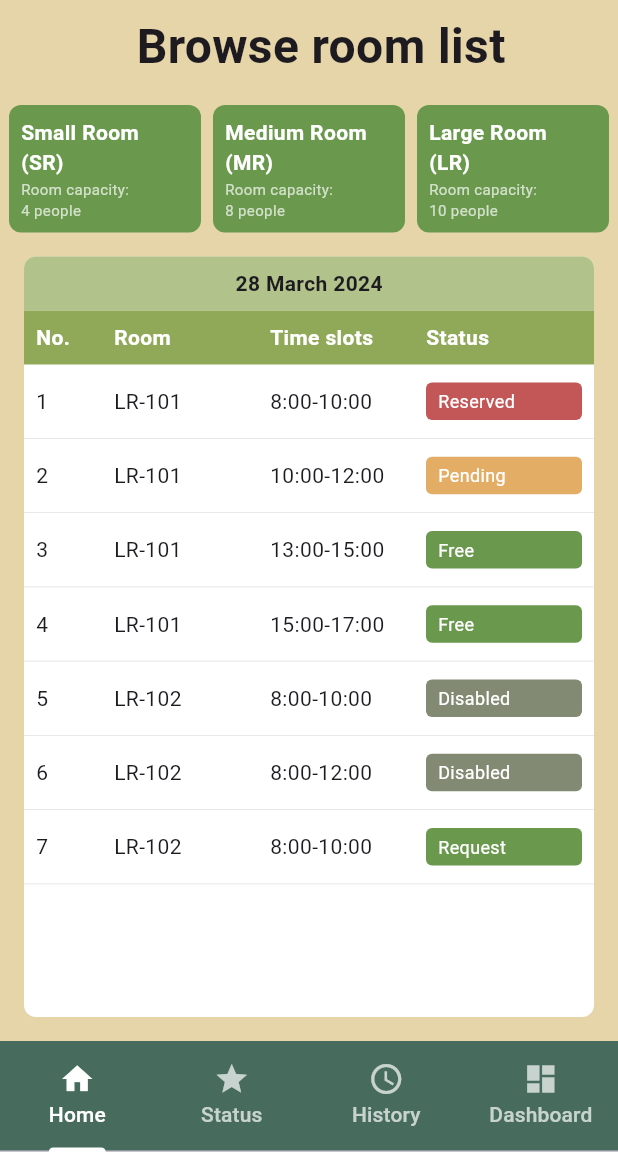
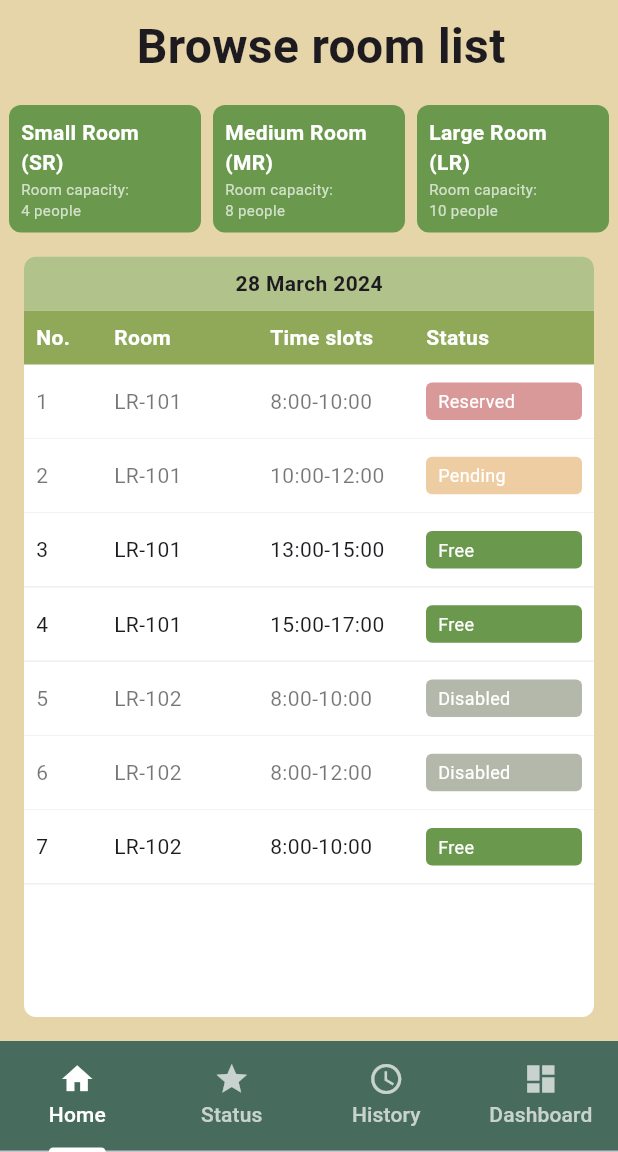
Before and after one commit to 6631501042/mobile_project, a Flutter app: the Approver screen opened directly, on a phone screen of 412 x 824 dp, the part 84-1236 px from its top. Run offline on Flutter 3.47's test engine with Material 3 defaults, Android fonts, the phone set to English and light mode, and no system bars; our stand-ins replace image_picker; accounts and stored records are empty.

Commit message:
fix base browse screen (widget _buildTableRow)

```diff
--- a/lib/main.dart
+++ b/lib/main.dart
@@ -1,9 +1,9 @@
 import 'package:flutter/material.dart';
 // import 'package:mobile_project/user/login.dart'; // Login
-// import 'package:mobile_project/user/user.dart'; // User
+import 'package:mobile_project/user/user.dart'; // User
 // import 'package:mobile_project/staff/staff.dart'; // Staff
-import 'package:mobile_project/approver/approver.dart'; // Approver
+// import 'package:mobile_project/approver/approver.dart'; // Approver
 
 void main() {
-  runApp(MaterialApp(home: Approver(), debugShowCheckedModeBanner: false));
+  runApp(MaterialApp(home: User(), debugShowCheckedModeBanner: false));
 }
--- a/lib/screensOfBrowseRoomList/base_browse_screen.dart
+++ b/lib/screensOfBrowseRoomList/base_browse_screen.dart
@@ -17,18 +17,39 @@ class BaseBrowseScreen extends StatefulWidget {
   @override
   State<BaseBrowseScreen> createState() => _BaseBrowseScreenState();
 }
+
 class _BaseBrowseScreenState extends State<BaseBrowseScreen> {
   RoomSlot? _selectedSlot; // ✅ เก็บแถวที่ถูกเลือกไว้
 
   // ข้อมูลจำลองเดิม
   static final List<RoomSlot> _roomSlots = [
-    RoomSlot(no: 1, room: 'LR-101', timeSlots: '8:00-10:00', status: 'Reserved'),
-    RoomSlot(no: 2, room: 'LR-101', timeSlots: '10:00-12:00', status: 'Pending'),
+    RoomSlot(
+      no: 1,
+      room: 'LR-101',
+      timeSlots: '8:00-10:00',
+      status: 'Reserved',
+    ),
+    RoomSlot(
+      no: 2,
+      room: 'LR-101',
+      timeSlots: '10:00-12:00',
+      status: 'Pending',
+    ),
     RoomSlot(no: 3, room: 'LR-101', timeSlots: '13:00-15:00', status: 'Free'),
     RoomSlot(no: 4, room: 'LR-101', timeSlots: '15:00-17:00', status: 'Free'),
-    RoomSlot(no: 5, room: 'LR-102', timeSlots: '8:00-10:00', status: 'Disabled'),
-    RoomSlot(no: 6, room: 'LR-102', timeSlots: '8:00-12:00', status: 'Disabled'),
-    RoomSlot(no: 7, room: 'LR-102', timeSlots: '8:00-10:00', status: 'Request'),
+    RoomSlot(
+      no: 5,
+      room: 'LR-102',
+      timeSlots: '8:00-10:00',
+      status: 'Disabled',
+    ),
+    RoomSlot(
+      no: 6,
+      room: 'LR-102',
+      timeSlots: '8:00-12:00',
+      status: 'Disabled',
+    ),
+    RoomSlot(no: 7, room: 'LR-102', timeSlots: '8:00-10:00', status: 'Free'),
   ];
 
   // กำหนดสี
@@ -51,7 +72,6 @@ class BaseBrowseScreen extends StatefulWidget {
         // 🛑 ลบ _buildFilterRow() ออกตามความต้องการ
         Expanded(child: _buildRoomListTable()),
         if (widget.actionButtons != null) widget.actionButtons!,
-
       ],
     );
   }
@@ -203,19 +223,31 @@ class BaseBrowseScreen extends StatefulWidget {
   Widget _buildTableRow(RoomSlot slot, int index) {
     bool isSelected = _selectedSlot == slot;
 
+    // 🚫 ปิดการคลิกถ้าห้องอยู่ในสถานะที่ไม่อนุญาต
+    bool isClickable =
+        !(slot.status == 'Pending' ||
+            slot.status == 'Reserved' ||
+            slot.status == 'Disabled');
+
     return GestureDetector(
-      onTap: () {
+      onTap: isClickable
+          ? () {
               setState(() {
                 _selectedSlot = slot;
               });
               if (widget.onSlotSelected != null) {
                 widget.onSlotSelected!(slot);
               }
-      },
+            }
+          : null, // ❌ ถ้าไม่อนุญาตให้คลิก, onTap จะเป็น null
+      child: Opacity(
+        opacity: isClickable ? 1.0 : 0.6, // ทำให้แถวที่คลิกไม่ได้ดูจางลง
         child: Container(
           padding: const EdgeInsets.symmetric(horizontal: 8.0, vertical: 12.0),
           decoration: BoxDecoration(
-          color: isSelected ? Colors.amber.withOpacity(0.3) : Colors.transparent,
+            color: isSelected
+                ? Colors.amber.withOpacity(0.3)
+                : Colors.transparent,
             border: const Border(
               bottom: BorderSide(color: Colors.black12, width: 0.5),
             ),
@@ -228,7 +260,10 @@ class BaseBrowseScreen extends StatefulWidget {
               Expanded(
                 flex: 2,
                 child: Container(
-                padding: const EdgeInsets.symmetric(horizontal: 8, vertical: 4),
+                  padding: const EdgeInsets.symmetric(
+                    horizontal: 8,
+                    vertical: 4,
+                  ),
                   decoration: BoxDecoration(
                     color: slot.statusColor,
                     borderRadius: BorderRadius.circular(4),
@@ -242,7 +277,7 @@ class BaseBrowseScreen extends StatefulWidget {
             ],
           ),
         ),
+      ),
     );
   }
-
 }
```
Lines whose indentation alone changed are shown as unchanged.
